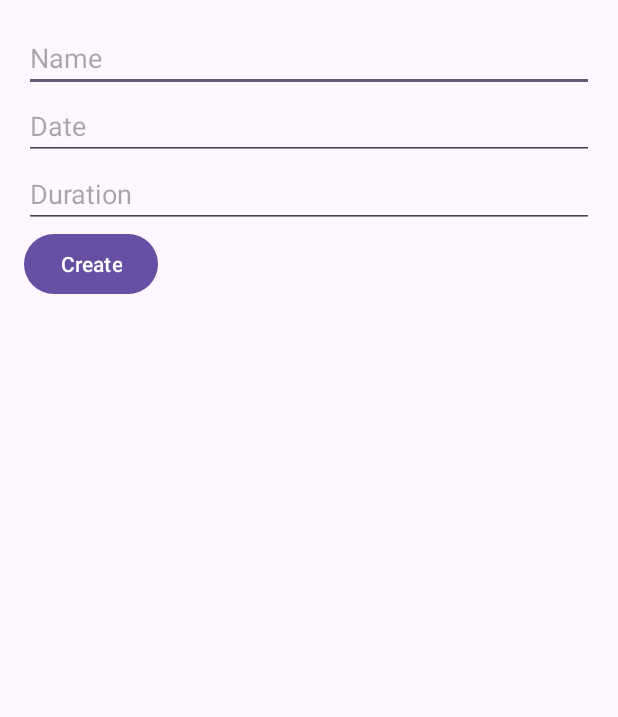
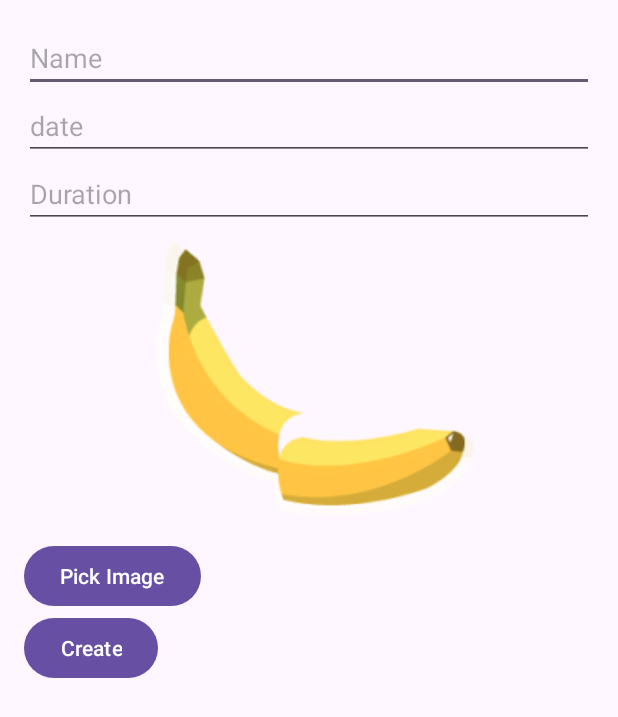
Before and after one commit to Arpad-H/bananasplit, an Android app: the CreateGroupActivity screen opened directly, with no data from a screen before it, on a phone screen of 412 x 824 dp. Shown: the top 717 px of the screen. Run offline under Robolectric (Android 15) with nearby library versions, the phone set to English and light mode, and no system bars; our stand-ins replace Room's generated code; libraries missing offline, so code that uses them is left out: com.github.dhaval2404.imagepicker.

Commit message:
added image selection for group creation TODO: after edit its nto the new picture that gets dispalyed

```diff
--- a/app/build.gradle.kts
+++ b/app/build.gradle.kts
@@ -46,14 +46,12 @@ dependencies {
     implementation(libs.play.services.mlkit.text.recognition)
     implementation(libs.gson)
     implementation(libs.core.splashscreen)
-    // implementation(libs.stanford.corenlp)
-//    implementation(fileTree(mapOf("dir" to "libs", "include" to listOf("*.aar", "*.jar"), "exclude" to listOf(""))))
-
-
+    implementation(libs.imagepicker)
     testImplementation(libs.junit)
     androidTestImplementation(libs.ext.junit)
     androidTestImplementation(libs.espresso.core)
     testImplementation(libs.junit)
     annotationProcessor(libs.room.compiler)
 
+
 }
--- a/app/src/main/AndroidManifest.xml
+++ b/app/src/main/AndroidManifest.xml
@@ -7,7 +7,9 @@
         android:required="false" />
 
     <uses-permission android:name="android.permission.CAMERA" />
+    <uses-permission android:name="android.permission.READ_EXTERNAL_STORAGE" />
     <uses-permission android:name="android.permission.WRITE_EXTERNAL_STORAGE" />
+
 
     <application
         android:allowBackup="true"
--- a/app/src/main/java/com/example/bananasplit/CreateGroupActivity.java
+++ b/app/src/main/java/com/example/bananasplit/CreateGroupActivity.java
@@ -2,26 +2,35 @@ package com.example.bananasplit;
 
 import android.app.Activity;
 import android.content.Intent;
+import android.net.Uri;
 import android.os.Bundle;
+import android.os.Parcelable;
 import android.view.View;
 import android.widget.Button;
 import android.widget.EditText;
+import android.widget.ImageView;
 
 import androidx.annotation.Nullable;
 import androidx.appcompat.app.AppCompatActivity;
 import androidx.lifecycle.ViewModelProvider;
 
 import com.example.bananasplit.dataModel.Group;
+import com.github.dhaval2404.imagepicker.ImagePicker;
+
+import java.util.Objects;
 
 public class CreateGroupActivity extends AppCompatActivity {
-    public static final String EXTRA_GROUP_ID = "com.example.bananasplit.EXTRA_GROUP_ID";
-    public static final String EXTRA_GROUP_NAME = "com.example.bananasplit.EXTRA_GROUP_NAME";
-    public static final String EXTRA_GROUP_DATE = "com.example.bananasplit.EXTRA_GROUP_DATE";
-    public static final String EXTRA_GROUP_DURATION = "com.example.bananasplit.EXTRA_GROUP_DURATION";
+    //    public static final String EXTRA_GROUP_ID = "com.example.bananasplit.EXTRA_GROUP_ID";
+//    public static final String EXTRA_GROUP_NAME = "com.example.bananasplit.EXTRA_GROUP_NAME";
+//    public static final String EXTRA_GROUP_DATE = "com.example.bananasplit.EXTRA_GROUP_DATE";
+//    public static final String EXTRA_GROUP_DURATION = "com.example.bananasplit.EXTRA_GROUP_DURATION";
     private EditText nameEditText;
     private EditText dateEditText;
     private EditText durationEditText;
     private GroupViewModel groupViewModel;
+    private Button pickImageButton;
+    private Uri imageUri = Uri.parse("android.resource://com.example.bananasplit/drawable/logo");
+    private ImageView groupCoverImageView;
 
     @Override
     protected void onCreate(@Nullable Bundle savedInstanceState) {
@@ -32,38 +41,60 @@ public class CreateGroupActivity extends AppCompatActivity {
         dateEditText = findViewById(R.id.dateEditText);
         durationEditText = findViewById(R.id.durationEditText);
         Button createButton = findViewById(R.id.createButton);
+        pickImageButton = findViewById(R.id.pickImageButton);
+        groupCoverImageView = findViewById(R.id.groupCoverImageView);
 //TODO Stringeingaben crshed die App
         groupViewModel = new ViewModelProvider(this).get(GroupViewModel.class);
 
 
         Intent intent = getIntent();
-        if (intent.hasExtra(EXTRA_GROUP_ID)) {
+        if (intent.getParcelableExtra("group", Group.class) != null){
             setTitle("Edit Group");
-            nameEditText.setText(intent.getStringExtra(EXTRA_GROUP_NAME));
-            dateEditText.setText(intent.getStringExtra(EXTRA_GROUP_DATE));
-            durationEditText.setText(String.valueOf(intent.getIntExtra(EXTRA_GROUP_DURATION, 0)));
+            Group group = intent.getParcelableExtra("group", Group.class);
+            nameEditText.setText(group.getName());
+            dateEditText.setText(group.getDate());
+            durationEditText.setText(String.valueOf(group.getDuration()));
+            imageUri = Uri.parse(group.getImageUri());
             createButton.setText("Update");
         } else {
             setTitle("Create Group");
         }
 
+        pickImageButton.setOnClickListener(v -> {
+            ImagePicker.with(this)
+                    .crop()
+                    .compress(1024)
+                    .maxResultSize(1080, 1080)
+                    .start();
+        });
 
         createButton.setOnClickListener(v -> {
             // Get the input data
             String name = nameEditText.getText().toString();
             String date = dateEditText.getText().toString();
             int duration = Integer.parseInt(durationEditText.getText().toString());
+            String imageUriString = imageUri.toString();
 
+            Group newGroup = new Group(name, date, duration, imageUriString);
 
-            Group newGroup = new Group(name, date, duration);
-            newGroup.setId(intent.getIntExtra(EXTRA_GROUP_ID, -1));
-            if (intent.hasExtra(EXTRA_GROUP_ID)) {
+//            newGroup.setId(intent.getIntExtra(String.valueOf(id), -1));
+            if (intent.getParcelableExtra("group", Group.class) != null) {
+                int id = Objects.requireNonNull(intent.getParcelableExtra("group", Group.class)).groupID;
+                newGroup.setId(intent.getIntExtra(String.valueOf(id), -1));
                 groupViewModel.update(newGroup);
             } else {
                 groupViewModel.insert(newGroup);
             }
-
             finish();
         });
     }
+
+    @Override
+    protected void onActivityResult(int requestCode, int resultCode, @Nullable Intent data) {
+        super.onActivityResult(requestCode, resultCode, data);
+        if (resultCode == Activity.RESULT_OK && data != null) {
+            imageUri = data.getData();
+            groupCoverImageView.setImageURI(imageUri);
+        }
+    }
 }
--- a/app/src/main/java/com/example/bananasplit/dataModel/AppDatabase.java
+++ b/app/src/main/java/com/example/bananasplit/dataModel/AppDatabase.java
@@ -5,7 +5,7 @@ import androidx.room.RoomDatabase;
 import androidx.room.TypeConverters;
 
 @TypeConverters(Converters.class)
-@Database(entities = {Group.class, Expense.class, Person.class, PersonGroupCrossRef.class}, version = 2)
+@Database(entities = {Group.class, Expense.class, Person.class, PersonGroupCrossRef.class}, version = 3)
 public abstract class AppDatabase extends RoomDatabase {
     public abstract GroupInDao groupInDao();
     public abstract ExpenseInDao expenseInDao();
--- a/app/src/main/res/layout/activity_create_group.xml
+++ b/app/src/main/res/layout/activity_create_group.xml
@@ -9,19 +9,32 @@
         android:id="@+id/nameEditText"
         android:layout_width="match_parent"
         android:layout_height="wrap_content"
-        android:hint="Name" />
+        android:hint="@string/name" />
 
     <EditText
         android:id="@+id/dateEditText"
         android:layout_width="match_parent"
         android:layout_height="wrap_content"
-        android:hint="Date" />
+        android:hint="@string/date" />
 
     <EditText
         android:id="@+id/durationEditText"
         android:layout_width="match_parent"
         android:layout_height="wrap_content"
-        android:hint="Duration" />
+        android:hint="@string/duration" />
+    <ImageView
+        android:id="@+id/groupCoverImageView"
+        android:layout_width="wrap_content"
+        android:layout_height="wrap_content"
+        android:layout_gravity="center"
+        android:contentDescription="@string/group_cover_image"
+        android:src="@drawable/logo" />
+
+    <Button
+        android:id="@+id/pickImageButton"
+        android:layout_width="wrap_content"
+        android:layout_height="wrap_content"
+        android:text="@string/pick_image" />
 
     <Button
         android:id="@+id/createButton"
@@ -29,4 +42,5 @@
         android:layout_height="wrap_content"
         android:text="Create" />
 
+
 </LinearLayout>
--- a/app/src/main/res/values/strings.xml
+++ b/app/src/main/res/values/strings.xml
@@ -18,4 +18,8 @@
     <string name="person">Person</string>
     <string name="name_of_the_expense">Name of the Expense</string>
     <string name="done">Done</string>
+    <string name="group_cover_image">group cover image\n</string>
+    <string name="pick_image">Pick Image</string>
+    <string name="duration">Duration</string>
+    <string name="name">Name</string>
 </resources>
--- a/gradle/libs.versions.toml
+++ b/gradle/libs.versions.toml
@@ -17,6 +17,7 @@ cameraView = "1.4.0-beta02"
 playServicesMlkitTextRecognition = "19.0.0"
 gson = "2.11.0"
 coreSplashscreen = "1.2.0-alpha01"
+imagepicker = "2.1"
 
 [libraries]
 junit = { group = "junit", name = "junit", version.ref = "junit" }
@@ -36,6 +37,7 @@ camera-view = { group = "androidx.camera", name = "camera-view", version.ref = "
 play-services-mlkit-text-recognition = { group = "com.google.android.gms", name = "play-services-mlkit-text-recognition", version.ref = "playServicesMlkitTextRecognition" }
 gson = { group = "com.google.code.gson", name = "gson", version.ref = "gson" }
 core-splashscreen = { group = "androidx.core", name = "core-splashscreen", version.ref = "coreSplashscreen" }
+imagepicker = { group = "com.github.dhaval2404", name = "imagepicker", version.ref = "imagepicker" }
 
 [plugins]
 android-application = { id = "com.android.application", version.ref = "agp" }
--- a/settings.gradle.kts
+++ b/settings.gradle.kts
@@ -9,6 +9,8 @@ pluginManagement {
         }
         mavenCentral()
         gradlePluginPortal()
+
+
     }
 }
 dependencyResolutionManagement {
@@ -16,6 +18,7 @@ dependencyResolutionManagement {
     repositories {
         google()
         mavenCentral()
+        maven { url = uri("https://jitpack.io") }
     }
 }
 
```
Also changed, not shown: app/src/main/java/com/example/bananasplit/GroupAdapter.java (+11 -0 lines), app/src/main/java/com/example/bananasplit/GroupsActivity.java (+8 -6 lines), app/src/main/java/com/example/bananasplit/MainActivity.java (+22 -8 lines), app/src/main/java/com/example/bananasplit/dataModel/Group.java (+18 -1 lines), app/src/main/res/layout/group_list_item.xml (+28 -4 lines).
